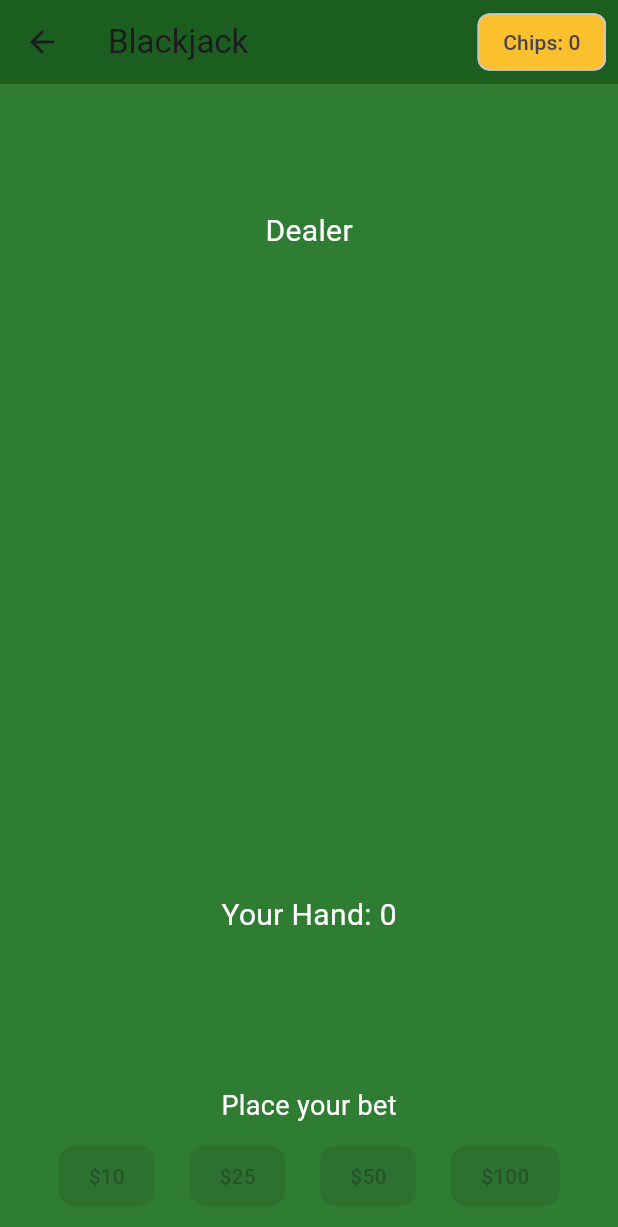
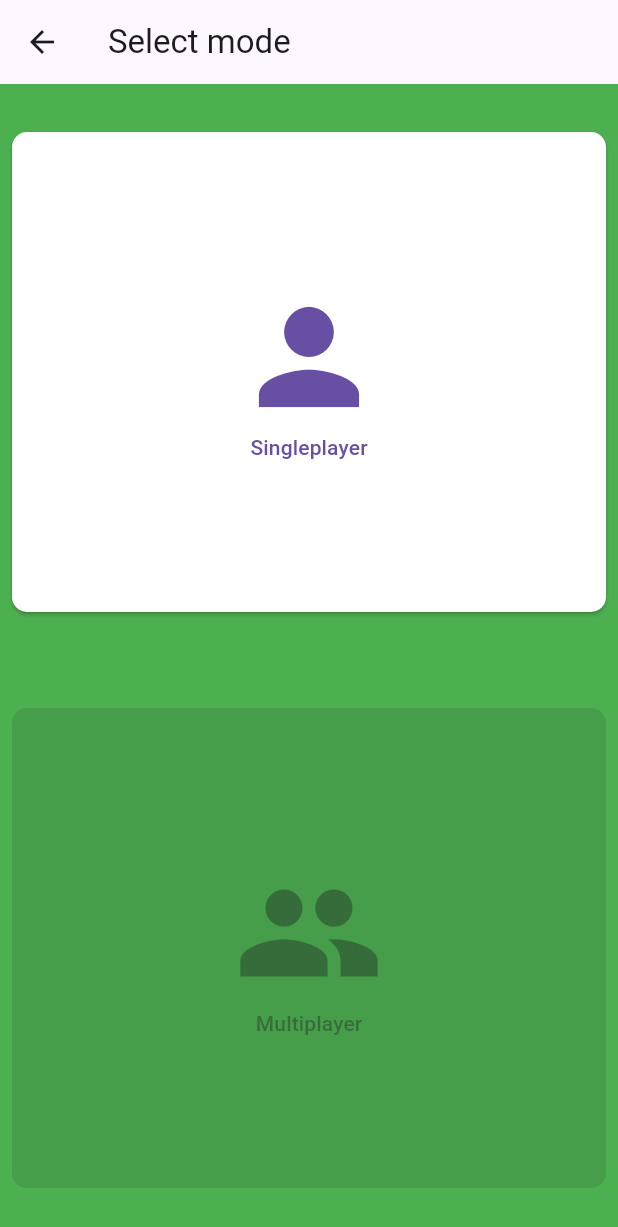
Before and after one commit to DBraja1738/blackjack_with_friends, a Flutter app: the screen it shows after launch, after a tap on "Start", on a phone screen of 412 x 824 dp. Shown: the top 1227 px of the screen. Run offline on Flutter 3.47's test engine with Material 3 defaults, Android fonts, the phone set to English and light mode, and no system bars; our stand-ins replace cloud_firestore, firebase_auth, firebase_core; accounts and stored records are empty.

Commit message:
add basic multiplayer infrastructure

```diff
--- a/lib/daily_login.dart
+++ b/lib/daily_login.dart
@@ -195,12 +195,12 @@ class _DailyBonusSystemState extends State<DailyBonusSystem> {
         child: Column(
           mainAxisSize: MainAxisSize.min,
           children: [
-            Row(
+            const Row(
               mainAxisAlignment: MainAxisAlignment.center,
               children: [
-                const Icon(Icons.card_giftcard, color: Colors.white, size: 28),
-                const SizedBox(width: 8),
-                const Text(
+                Icon(Icons.card_giftcard, color: Colors.white, size: 28),
+                SizedBox(width: 8),
+                Text(
                   'Daily Bonus',
                   style: TextStyle(
                     color: Colors.white,
--- a/lib/game_screen.dart
+++ b/lib/game_screen.dart
@@ -1,7 +1,7 @@
 import 'package:cloud_firestore/cloud_firestore.dart';
 import 'package:firebase_auth/firebase_auth.dart';
 import 'package:flutter/material.dart';
-import 'game_models.dart';
+import 'classes/game_models.dart';
 import 'widgets/decorations.dart';
 
 class BlackjackGame extends StatefulWidget {
--- a/lib/menu.dart
+++ b/lib/menu.dart
@@ -2,7 +2,7 @@ import 'dart:io';
 
 import 'package:blackjack_with_friends/accounts.dart';
 import 'package:blackjack_with_friends/daily_login.dart';
-import 'package:blackjack_with_friends/game_screen.dart';
+import 'package:blackjack_with_friends/menu_for_selecting_mode.dart';
 import 'package:cloud_firestore/cloud_firestore.dart';
 import 'package:flutter/material.dart';
 import 'package:firebase_auth/firebase_auth.dart';
@@ -73,7 +73,13 @@ class _MainMenuState extends State<MainMenu> {
       body: Column(
 
         children: <Widget>[
-          Padding(padding: EdgeInsets.symmetric(vertical: 100), child: Text("Blackjack with friends", textScaler: TextScaler.linear(2),),),
+          const Padding(
+            padding: EdgeInsets.symmetric(vertical: 100),
+            child: Text(
+              "Blackjack with friends",
+              textScaler: TextScaler.linear(2),
+            ),
+          ),
           if(isLoggedIn) Text("hello $username"),
           Row(
             children: <Widget>[
@@ -94,7 +100,7 @@ class _MainMenuState extends State<MainMenu> {
                         child: ElevatedButton(
                             style: AppDecorations.buttonStyle,
                             onPressed: (){
-                              Navigator.push(context, MaterialPageRoute(builder: (context)=>const BlackjackGame()));
+                              Navigator.push(context, MaterialPageRoute(builder: (context)=>const MenuForSelectingMode()));
                             },
                             child: Text("Start")
                         ),
--- /dev/null
+++ b/lib/menu_for_selecting_mode.dart
@@ -0,0 +1,91 @@
+import 'package:blackjack_with_friends/connection_screen.dart';
+import 'package:blackjack_with_friends/game_screen.dart';
+import 'package:flutter/material.dart';
+import 'widgets/decorations.dart';
+import 'package:firebase_auth/firebase_auth.dart';
+
+class MenuForSelectingMode extends StatefulWidget {
+  const MenuForSelectingMode({super.key});
+
+  @override
+  State<MenuForSelectingMode> createState() => _MenuForSelectingModeState();
+}
+
+class _MenuForSelectingModeState extends State<MenuForSelectingMode> {
+  bool isLoggedin = false;
+
+  void checkLoggedInStatus(){
+    final user = FirebaseAuth.instance.currentUser;
+
+    if(user!=null) isLoggedin = true;
+
+    return;
+  }
+
+  @override
+  void initState() {
+    super.initState();
+    checkLoggedInStatus();
+  }
+
+  @override
+  Widget build(BuildContext context) {
+    return Scaffold(
+      appBar: AppBar(
+        title: Text("Select mode"),
+      ),
+      body: Row(
+        children: [
+          Expanded(
+            child: ColoredBox(
+              color: Colors.green[500]!,
+              child: Column(
+                crossAxisAlignment: CrossAxisAlignment.stretch,
+                children: [
+                  Expanded(
+                    child: Padding(
+                      padding: const EdgeInsets.symmetric(vertical: 32.0, horizontal: 8.0),
+                      child: ElevatedButton(
+                        style: AppDecorations.buttonStyleWhite,
+                        onPressed: () {
+                          Navigator.push(context, MaterialPageRoute(builder: (context) => BlackjackGame()));
+                        },
+                        child: const Column(
+                          mainAxisAlignment: MainAxisAlignment.center,
+                          children: [
+                            Icon(Icons.person, size: 100,),
+                            Text("Singleplayer")
+                          ],
+                        ),
+                      ),
+                    ),
+                  ),
+                  Expanded(
+                    child: Padding(
+                      padding: const EdgeInsets.symmetric(vertical: 32.0, horizontal: 8.0),
+                      child: ElevatedButton(
+                        style: AppDecorations.buttonStyleWhite,
+                        onPressed: isLoggedin
+                            ? (){
+                              Navigator.push(context, MaterialPageRoute(builder: (context) => InputIPScreen()));
+                            }
+                            : null,
+                        child: const Column(
+                          mainAxisAlignment: MainAxisAlignment.center,
+                          children: [
+                            Icon(Icons.group, size: 100,),
+                            Text("Multiplayer"),
+                          ],
+                        ),
+                      ),
+                    ),
+                  ),
+                ],
+              ),
+            ),
+          ),
+        ],
+      ),
+    );
+  }
+}
```
Also changed, not shown: lib/classes/tcp_sink.dart (added, +80 -0 lines), lib/connection_screen.dart (added, +80 -0 lines), lib/multiplayer_rooms.dart (added, +178 -0 lines), lib/classes/game_models.dart (renamed from lib/game_models.dart), 1 other file.
